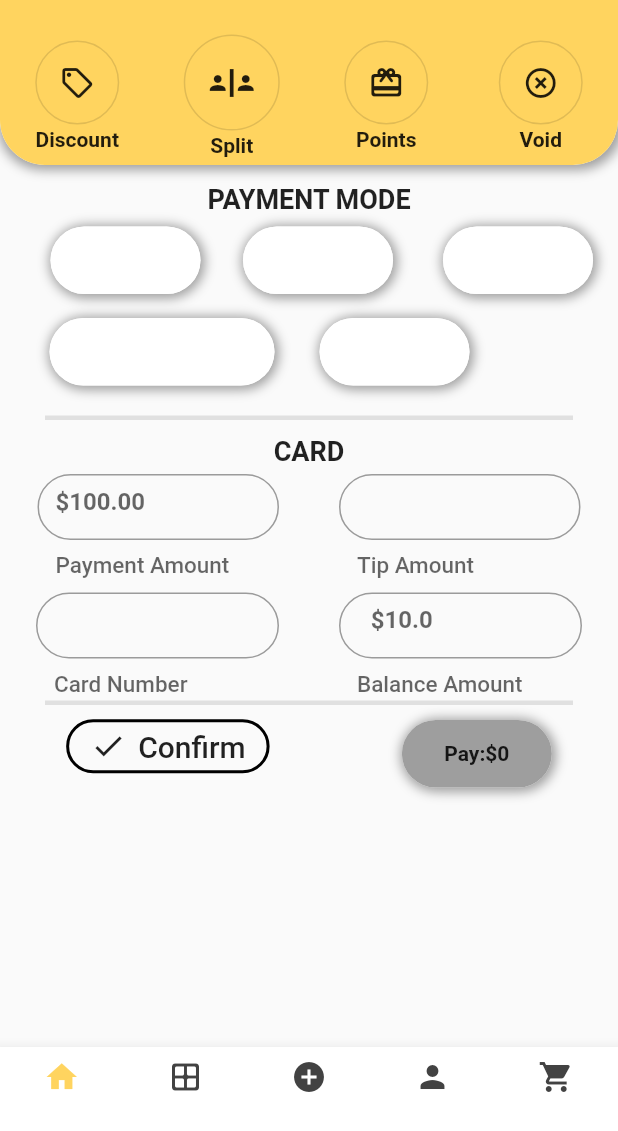
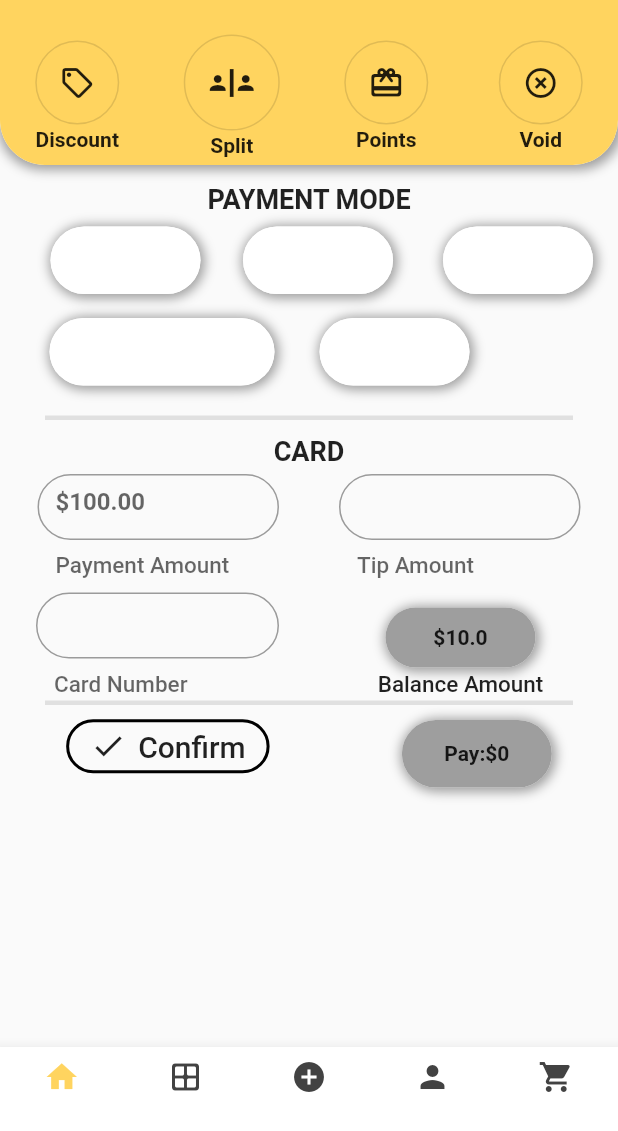
Before and after one commit to up4154/paymentscreen, a Flutter app: the screen it shows after launch, after a tap on "PAY", on a phone screen of 412 x 824 dp, the part 105-1236 px from its top. Run offline on Flutter 3.47's test engine with Material 2 defaults, Android fonts, the phone set to English and light mode, and no system bars; network calls fail.

Commit message:
payment sorted

```diff
--- a/lib/payment_screen.dart
+++ b/lib/payment_screen.dart
@@ -16,23 +16,24 @@ class PaymentScreen extends StatefulWidget {
 class _PaymentScreenState extends State<PaymentScreen> {
   var size,height,width;
   double tipAmount =0.0;
-  double balanceAmount=10.0;
+  double balanceAmount=10.00;
   String toBePaid ='0';
   int _currentIndex = 0;
-  bool isClickedCash = true;
-  bool isClickedCard = true;
-  bool isClickedPayTm = true;
-  bool isClickedZomato = true;
-  bool isClickedUpi = true;
+  bool isClicked1 = true;
+  bool isClicked2 = true;
+  bool isClicked3 = true;
+  bool isClicked4 = true;
+  bool isClicked5 = true;
 
   final _tipController = new TextEditingController();
 
 
   bool isEnabled = false;
+  bool isEnabledBalance = false;
 
   String totalAmount(){
     tipAmount =double.parse(_tipController.text);
-    double totalAmount = ( widget.Ammount+ tipAmount -balanceAmount);
+    double totalAmount = ( widget.Ammount+ tipAmount - (isEnabledBalance ? balanceAmount: 0.0));
     setState(() {
       toBePaid = totalAmount.toStringAsFixed(2);
     });
@@ -315,7 +316,7 @@ class _PaymentScreenState extends State<PaymentScreen> {
                                     ),
                                   )),
                                   decoration: BoxDecoration(
-                                    color: isClickedCash ? Colors.white : Color(0xFFFFD45F),
+                                    color: isClicked1 ? Colors.white : Color(0xFFFFD45F),
                                     borderRadius: BorderRadius.circular(35),
                                     boxShadow: [
                                       BoxShadow(
@@ -339,7 +340,11 @@ class _PaymentScreenState extends State<PaymentScreen> {
                                 ),
                                 onTap: (){
                                   setState(() {
-                                    isClickedCash =! isClickedCash;
+                                    isClicked1 =! isClicked1;
+                                    isClicked2 = true;
+                                    isClicked3 = true;
+                                    isClicked4 = true;
+                                    isClicked5=true;
                                   });
                                 },
                               ),
@@ -357,7 +362,7 @@ class _PaymentScreenState extends State<PaymentScreen> {
 
                                   ),
                                   decoration: BoxDecoration(
-                                    color: isClickedCard ? Colors.white : Color(0xFFFFD45F),
+                                    color: isClicked2 ? Colors.white : Color(0xFFFFD45F),
                                     borderRadius: BorderRadius.circular(35),
                                     boxShadow: [
                                       BoxShadow(
@@ -381,7 +386,11 @@ class _PaymentScreenState extends State<PaymentScreen> {
                                 ),
                                 onTap: (){
                                   setState(() {
-                                    isClickedCard =! isClickedCard;
+                                    isClicked2 =! isClicked2;
+                                    isClicked1 = true;
+                                    isClicked3 = true;
+                                    isClicked4 = true;
+                                    isClicked5=true;
                                   });
                                 },
                               ),
@@ -396,7 +405,7 @@ class _PaymentScreenState extends State<PaymentScreen> {
                                       fontSize: 18
                                   ),)),
                                   decoration: BoxDecoration(
-                                    color: isClickedPayTm ? Colors.white : Color(0xFFFFD45F),
+                                    color: isClicked3 ? Colors.white : Color(0xFFFFD45F),
                                     borderRadius: BorderRadius.circular(35),
                                     boxShadow: [
                                       BoxShadow(
@@ -420,7 +429,11 @@ class _PaymentScreenState extends State<PaymentScreen> {
                                 ),
                                 onTap: (){
                                   setState(() {
-                                    isClickedPayTm =! isClickedPayTm;
+                                    isClicked3 =! isClicked3;
+                                    isClicked2 = true;
+                                    isClicked4 = true;
+                                    isClicked1 = true;
+                                    isClicked5=true;
                                   });
                                 },
                               ),
@@ -443,7 +456,7 @@ class _PaymentScreenState extends State<PaymentScreen> {
                                       fontSize: 18
                                   ),)),
                                   decoration: BoxDecoration(
-                                    color: isClickedZomato ? Colors.white : Color(0xFFFFD45F),
+                                    color: isClicked4 ? Colors.white : Color(0xFFFFD45F),
                                     borderRadius: BorderRadius.circular(35),
                                     boxShadow: [
                                       BoxShadow(
@@ -467,7 +480,11 @@ class _PaymentScreenState extends State<PaymentScreen> {
                                 ),
                                 onTap: (){
                                   setState(() {
-                                    isClickedZomato =! isClickedZomato;
+                                    isClicked4 =! isClicked4;
+                                    isClicked2 = true;
+                                    isClicked3= true;
+                                    isClicked1 = true;
+                                    isClicked5=true;
                                   });
                                 },
                               ),
@@ -482,7 +499,7 @@ class _PaymentScreenState extends State<PaymentScreen> {
                                       fontSize: 18
                                   ),)),
                                   decoration: BoxDecoration(
-                                    color: isClickedUpi ? Colors.white : Color(0xFFFFD45F),
+                                    color: isClicked5 ? Colors.white : Color(0xFFFFD45F),
                                     borderRadius: BorderRadius.circular(35),
                                     boxShadow: [
                                       BoxShadow(
@@ -506,7 +523,11 @@ class _PaymentScreenState extends State<PaymentScreen> {
                                 ),
                                 onTap: (){
                                   setState(() {
-                                    isClickedUpi =! isClickedUpi;
+                                    isClicked5 =! isClicked5;
+                                    isClicked2 = true;
+                                    isClicked3= true;
+                                    isClicked1 = true;
+                                    isClicked4=true;
                                   });
                                 },
                               ),
@@ -650,38 +671,91 @@ class _PaymentScreenState extends State<PaymentScreen> {
                                 ),
                               ),
                               Expanded(
-                                child: Padding(
-                                  padding: const EdgeInsets.only(left: 20,right: 20),
-                                  child: Container(
-                                    height: 70,
-                                    child: TextFormField(
-                                      enableInteractiveSelection: false,
-                                      focusNode: new AlwaysDisabledFocusNode(),
-                                      keyboardType:TextInputType.number,
-                                      decoration: InputDecoration(
-                                        hintText: '\$$balanceAmount',
-                                        hintStyle: TextStyle(
-                                            fontWeight: FontWeight.bold
-                                        ),
-                                        prefix: Text('\$'),
-                                        helperText: 'Balance Amount',
-                                        helperStyle: TextStyle(
-                                            fontSize: 15,
-                                            fontWeight: FontWeight.w500
-                                        ),
-                                        border: OutlineInputBorder(
-                                          borderRadius: BorderRadius.circular(30),
-                                          borderSide: BorderSide(color:Colors.brown),
-                                        ),
-                                        focusedBorder: OutlineInputBorder(
-                                          borderRadius: BorderRadius.circular(30),
-                                          borderSide: BorderSide(color:Colors.brown),
-                                        ),
+                                child: Column(
+                                  children: [
+                                    Container( //isEnabledBalance ? ()=> print('hello'): null,
+                                      child: InkWell(
+                                        onTap:(){
+                                          setState(() {
+                                            isEnabledBalance =!isEnabledBalance;
+                                          });
+                                        },
+                                        child: Container(
+                                            decoration: BoxDecoration(
+                                              borderRadius: BorderRadius.circular(35),
+                                              boxShadow: [
+                                                BoxShadow(
+                                                  color: Colors.grey,
+                                                  offset: const Offset(
+                                                    1.0,
+                                                    1.0,
+                                                  ), //Offset
+                                                  blurRadius: 6.0,
+                                                  spreadRadius: 2.0,
+                                                ), //BoxShadow
+                                                BoxShadow(
+                                                  color: Colors.white,
+                                                  offset: const Offset(0.0, 0.0),
+                                                  blurRadius: 0.0,
+                                                  spreadRadius: 0.0,
+                                                ),],
+                                              color : isEnabledBalance ?  Color(0xFFFFD45F):Colors.grey,
+                                            ),
+                                            margin: EdgeInsets.only(top: 10),
+                                            width: 100,
+                                            height: 40,
+                                            child: Center(
+                                                child: Text(
+                                                  '\$$balanceAmount',
+                                                  textScaleFactor: 1.0,
+                                                  style: TextStyle(fontWeight: FontWeight.bold),
+                                                ))),
+
                                       ),
                                     ),
-                                  ),
+                                    Padding(
+                                      padding: const EdgeInsets.only(top: 2),
+                                      child: Text('Balance Amount',
+                                      style:TextStyle(
+                                             fontSize: 15,
+                                            fontWeight: FontWeight.w500 ),
+                                         ),
+                                    ),]
                                 ),
                               ),
+                              // Expanded(
+                              //   child: Padding(
+                              //     padding: const EdgeInsets.only(left: 20,right: 20),
+                              //     child: Container(
+                              //       height: 70,
+                              //       child: TextFormField(
+                              //         enableInteractiveSelection: false,
+                              //         focusNode: new AlwaysDisabledFocusNode(),
+                              //         keyboardType:TextInputType.number,
+                              //         decoration: InputDecoration(
+                              //           hintText: '\$$balanceAmount',
+                              //           hintStyle: TextStyle(
+                              //               fontWeight: FontWeight.bold
+                              //           ),
+                              //           prefix: Text('\$'),
+                              //           helperText: 'Balance Amount',
+                              //           helperStyle: TextStyle(
+                              //               fontSize: 15,
+                              //               fontWeight: FontWeight.w500
+                              //           ),
+                              //           border: OutlineInputBorder(
+                              //             borderRadius: BorderRadius.circular(30),
+                              //             borderSide: BorderSide(color:Colors.brown),
+                              //           ),
+                              //           focusedBorder: OutlineInputBorder(
+                              //             borderRadius: BorderRadius.circular(30),
+                              //             borderSide: BorderSide(color:Colors.brown),
+                              //           ),
+                              //         ),
+                              //       ),
+                              //     ),
+                              //   ),
+                              // ),
                             ],
                           ),
                         ),
--- a/pubspec.yaml
+++ b/pubspec.yaml
@@ -24,7 +24,7 @@ dependencies:
   flutter:
     sdk: flutter
   http:
-
+  buttons_tabbar: ^1.3.0
   # The following adds the Cupertino Icons font to your application.
   # Use with the CupertinoIcons class for iOS style icons.
   cupertino_icons: ^1.0.2
```
Also changed, not shown: lib/billing_type.dart (+29 -12 lines), pubspec.lock.
